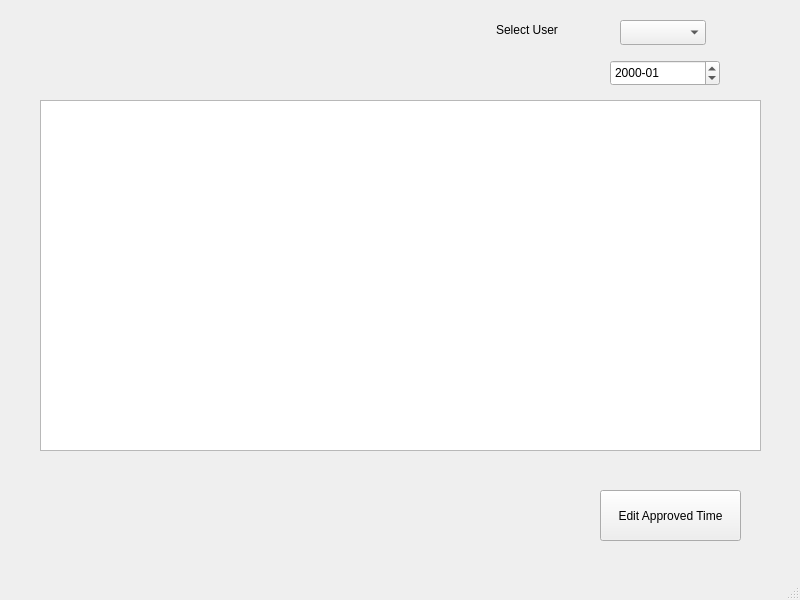
Old version of the form managermainwindow.ui in the repository Suliaman46/Suliaman46-EGUI-TASK1-TRS.
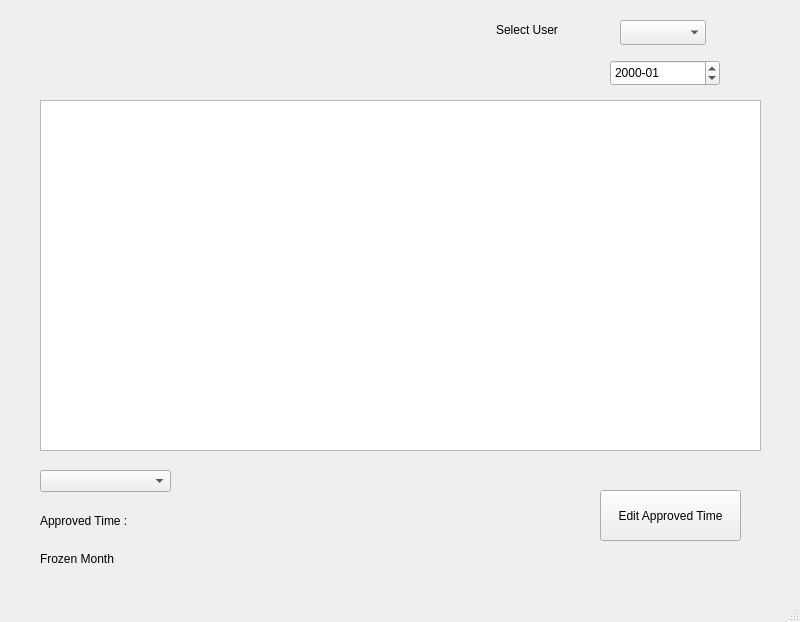
New version of the form.

The edit to the form file:
```diff
--- a/managermainwindow.ui
+++ b/managermainwindow.ui
@@ -7,7 +7,7 @@
     <x>0</x>
     <y>0</y>
     <width>800</width>
-    <height>600</height>
+    <height>622</height>
    </rect>
   </property>
   <property name="windowTitle">
@@ -73,6 +73,67 @@
      <string>yyyy-MM</string>
     </property>
    </widget>
+   <widget class="QLabel" name="label_approvedTime">
+    <property name="geometry">
+     <rect>
+      <x>180</x>
+      <y>520</y>
+      <width>129</width>
+      <height>17</height>
+     </rect>
+    </property>
+    <property name="text">
+     <string/>
+    </property>
+   </widget>
+   <widget class="QLabel" name="label_3">
+    <property name="geometry">
+     <rect>
+      <x>40</x>
+      <y>550</y>
+      <width>131</width>
+      <height>17</height>
+     </rect>
+    </property>
+    <property name="text">
+     <string>Frozen Month</string>
+    </property>
+   </widget>
+   <widget class="QLabel" name="label_frozen">
+    <property name="geometry">
+     <rect>
+      <x>180</x>
+      <y>550</y>
+      <width>131</width>
+      <height>17</height>
+     </rect>
+    </property>
+    <property name="text">
+     <string/>
+    </property>
+   </widget>
+   <widget class="QWidget" name="">
+    <property name="geometry">
+     <rect>
+      <x>40</x>
+      <y>470</y>
+      <width>131</width>
+      <height>73</height>
+     </rect>
+    </property>
+    <layout class="QVBoxLayout" name="verticalLayout">
+     <item>
+      <widget class="QComboBox" name="comboBox_approvedTime"/>
+     </item>
+     <item>
+      <widget class="QLabel" name="label_2">
+       <property name="text">
+        <string>Approved Time :</string>
+       </property>
+      </widget>
+     </item>
+    </layout>
+   </widget>
   </widget>
   <widget class="QMenuBar" name="menubar">
    <property name="geometry">
```
